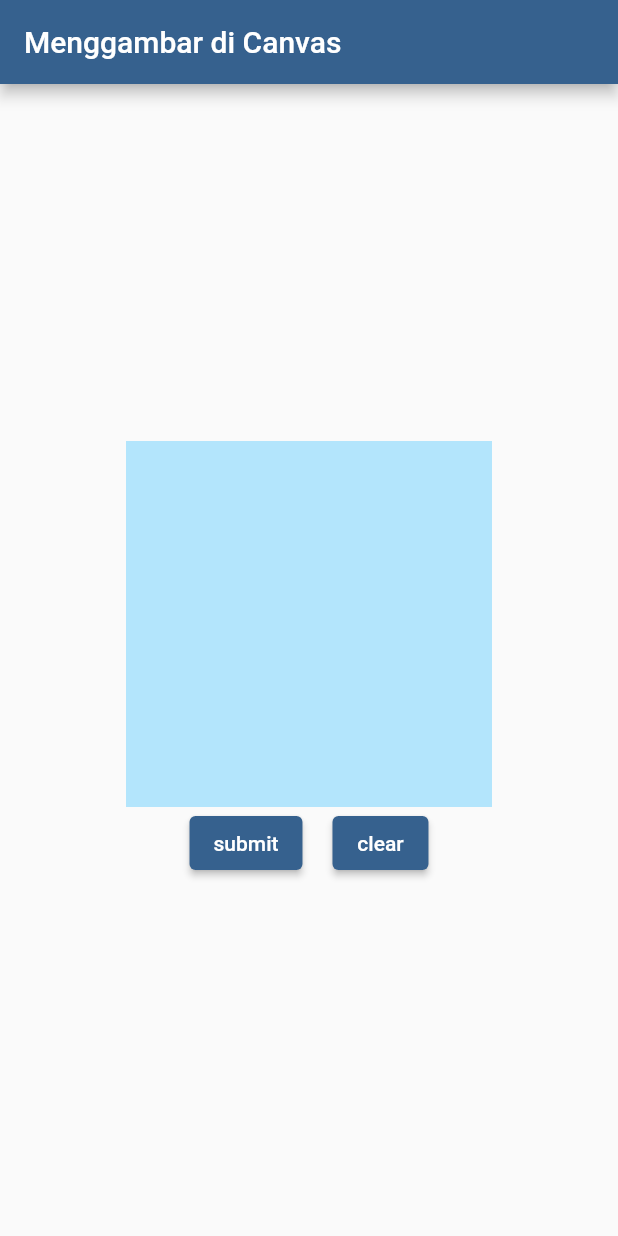
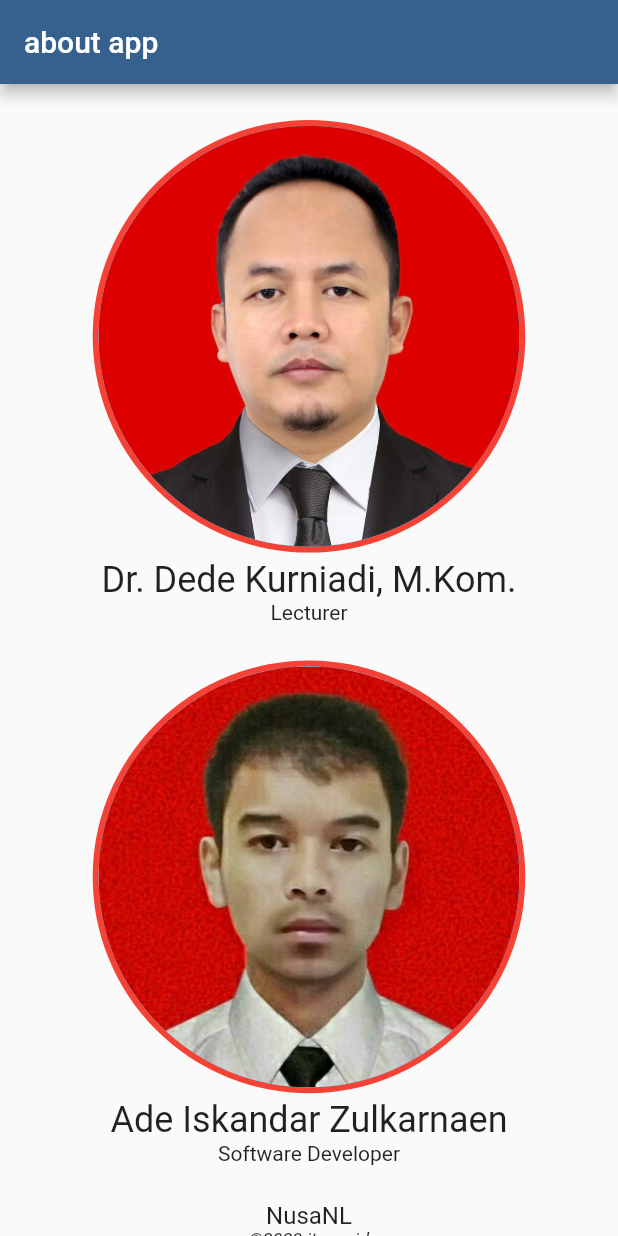
Before and after one commit to adeiskandarzulkarnaen/NusaNL-Flutter, a Flutter app: the screen it shows after launch, on a phone screen of 412 x 824 dp. Run offline on Flutter 3.47's test engine with Material 3 defaults, Android fonts, the phone set to English and light mode, and no system bars; drawn by our look-alikes of signature; our stand-ins replace webview_flutter.

Commit message:
update fix sc

```diff
--- a/assets/models/labels.txt
+++ /dev/null
@@ -1,3 +0,0 @@
-0 Gall Midge
-1 Healthy
-2 Sooty Mould
--- a/lib/main.dart
+++ b/lib/main.dart
@@ -1,6 +1,5 @@
 import 'package:flutter/material.dart';
-import 'package:nusanl/screen/canvas_drawing_page.dart';
-
+import 'package:nusanl/views/about_screen.dart';
 void main() {
   runApp(const NusaNL());
 }
@@ -16,7 +15,7 @@ class NusaNL extends StatelessWidget {
         useMaterial3: false,
         colorScheme: ColorScheme.fromSeed(seedColor: Colors.blue),
       ),
-      home: const CanvasDrawingPage(),
+      home: const AboutScreen(),
     );
   }
 }
--- a/lib/screen/canvas_drawing_page.dart
+++ /dev/null
@@ -1,109 +0,0 @@
-
-import 'dart:developer';
-import 'dart:typed_data';
-import 'package:flutter/material.dart';
-import 'package:flutter_tflite/flutter_tflite.dart';
-import 'package:signature/signature.dart';
-
-class CanvasDrawingPage extends StatefulWidget {
-  const CanvasDrawingPage({super.key});
-
-  @override
-  State<CanvasDrawingPage> createState() => _CanvasDrawingPageState();
-}
-
-class _CanvasDrawingPageState extends State<CanvasDrawingPage> {
-
-  final SignatureController _signatureController = SignatureController(
-    penStrokeWidth: 3.0,
-    penColor: Colors.black,
-    exportBackgroundColor: Colors.black,
-    exportPenColor: Colors.white,
-    onDrawEnd: () => log("gambar lepas"),
-  );
-
-  Future<String?> _tfliteInit() async {
-    String? res = await Tflite.loadModel(
-      model: "assets/models/num_cnn.tflite",
-      labels: "assets/models/num_cnnlabels.txt",
-      numThreads: 1,        // defaults to 1
-      isAsset: true,        // defaults to true, set to false to load resources outside assets
-      useGpuDelegate: false // defaults to false, set to true to use GPU delegate
-    );
-    return res; // success
-  }
-
-  Future<List?> recognizeByteImage(Uint8List imageByte) async {
-    List? recognitions = await Tflite.runModelOnBinary(
-      binary: imageByte,// required
-      numResults: 6,    // defaults to 5
-      threshold: 0.05,  // defaults to 0.1
-      asynch: true      // defaults to true
-    );
-    return recognitions;
-  }
-
-  @override
-  Widget build(BuildContext context) {
-    return Scaffold(
-      appBar: AppBar(
-        title: const Text("Menggambar di Canvas"),
-      ),
-      body: Center(
-        child: Column(
-          mainAxisAlignment: MainAxisAlignment.center,
-          children: [
-            Signature(
-              controller: _signatureController,
-              width: 244,
-              height: 244,
-              backgroundColor: Colors.lightBlue[100]!,
-            ),
-
-            Row(
-              mainAxisAlignment: MainAxisAlignment.center,
-              children: [
-                ElevatedButton(
-                  onPressed: () async {
-                    log("submit ditekan");
-                    Uint8List? exportedImage = await _signatureController.toPngBytes(width: 244, height: 244);
-
-                    if(exportedImage != null) {
-                      List? result = await recognizeByteImage(exportedImage);
-                      if(result != null) log(result.toString());
-                    }
-                  },
-                  child: const Text("submit")
-                ),
-
-                const SizedBox(width: 20,),
-
-                ElevatedButton(
-                  onPressed: () {
-                    setState(() => _signatureController.clear());
-                  },
-                  child: const Text("clear")
-                ),
-              ],
-            )
-          ],
-        ),
-      ),
-    );
-  }
-
-  @override
-  void initState() {
-    super.initState();
-    _tfliteInit();
-
-    log("Load Model berhasil!!!");
-  }
-
-  @override
-  void dispose() {
-    super.dispose();
-    Tflite.close();
-    _signatureController.dispose();
-  }
-}
--- /dev/null
+++ b/lib/views/about_screen.dart
@@ -0,0 +1,137 @@
+import 'package:flutter/material.dart';
+
+class AboutScreen extends StatelessWidget {
+  const AboutScreen({super.key});
+
+  @override
+  Widget build(BuildContext context) {
+    return Scaffold(
+      appBar: AppBar(
+        title: const Text("about app"),
+      ),
+      body: LayoutBuilder(
+        builder: (context, constraints) {
+          double imageCardWidth = constraints.maxWidth * 0.7;
+
+          if (constraints.maxWidth >= 800) {
+            imageCardWidth = constraints.maxWidth * 0.3;
+          } else if (constraints.maxWidth >= 600) {
+            imageCardWidth = constraints.maxWidth * 0.5;
+          }
+
+          return SingleChildScrollView(
+            child: Center(
+              child: Column(
+                mainAxisAlignment: MainAxisAlignment.spaceBetween,
+                children: [
+                  DeveloperCard(
+                    name: 'Dr. Dede Kurniadi, M.Kom.',
+                    role: 'Lecturer',
+                    imageAsset: 'assets/images/drdedekurniadi.jpeg',
+                    imageWidth: imageCardWidth,
+                  ),
+                  DeveloperCard(
+                    name: 'Ade Iskandar Zulkarnaen',
+                    role: 'Software Developer',
+                    imageAsset: 'assets/images/adeiskandar.jpg',
+                    imageWidth: imageCardWidth,
+                  ),
+                  const CopyrightCard(appName: 'NusaNL', copyRight: '©2023 itg.ac.id'),
+                ],
+              ),
+            ),
+          );
+        },
+      ),
+    );
+  }
+}
+
+class DeveloperCard extends StatelessWidget {
+  final String name;
+  final String role;
+  final String imageAsset;
+  final double imageWidth;
+
+  const DeveloperCard({
+    super.key,
+    required this.name,
+    required this.role,
+    required this.imageAsset,
+    required this.imageWidth,
+  });
+
+  @override
+  Widget build(BuildContext context) {
+    return Column(
+      mainAxisAlignment: MainAxisAlignment.start,
+      children: <Widget>[
+        Container(
+          width: imageWidth,
+          // padding: const EdgeInsets.all(4),
+          margin: const EdgeInsets.only(top: 24, bottom: 4),
+          decoration: BoxDecoration(
+            shape: BoxShape.circle,
+            border: Border.all(
+              color: Colors.red,
+              width: 4,
+            ),
+          ),
+          child: AspectRatio(
+            aspectRatio: 1 / 1,
+            child: CircleAvatar(
+              backgroundImage: AssetImage(
+                imageAsset,
+              ),
+            ),
+          ),
+        ),
+        Text(name, style: const TextStyle(fontSize: 24)),
+        Text(role, style: const TextStyle(fontSize: 14)),
+      ]
+    );
+  }
+}
+
+class CopyrightCard extends StatelessWidget {
+  final String appName;
+  final String copyRight;
+
+  const CopyrightCard({
+    super.key,
+    required this.appName,
+    required this.copyRight
+  });
+
+  @override
+  Widget build(BuildContext context) {
+    return Container(
+      padding: const EdgeInsets.only(top: 24, bottom: 8),
+      color: Colors.transparent,
+      child: Column(
+        mainAxisAlignment: MainAxisAlignment.center,
+        mainAxisSize: MainAxisSize.min,
+        children: [
+          Text(
+            appName,
+            style: const TextStyle(
+              // color: Colors.grey,
+              fontSize: 16.0,
+              fontStyle: FontStyle.normal,
+            ),
+            textAlign: TextAlign.center,
+          ),
+          Text(
+            copyRight,
+            style: const TextStyle(
+              // color: Colors.grey,
+              fontSize: 12.0,
+              fontStyle: FontStyle.italic,
+            ),
+            textAlign: TextAlign.center,
+          ),
+        ],
+      ),
+    );
+  }
+}
```
Also changed, not shown: assets/models/num_cnnlabels.txt (deleted, +0 -10 lines), lib/screen/image_classification_page.dart (deleted, +0 -106 lines), lib/views/webview_screen.dart (added, +21 -0 lines), pubspec.yaml (+8 -0 lines), assets/images/adeiskandar.jpg (added), assets/images/drdedekurniadi.jpeg (added), assets/images/upload.jpg (deleted), pubspec.lock, 2 other files.
